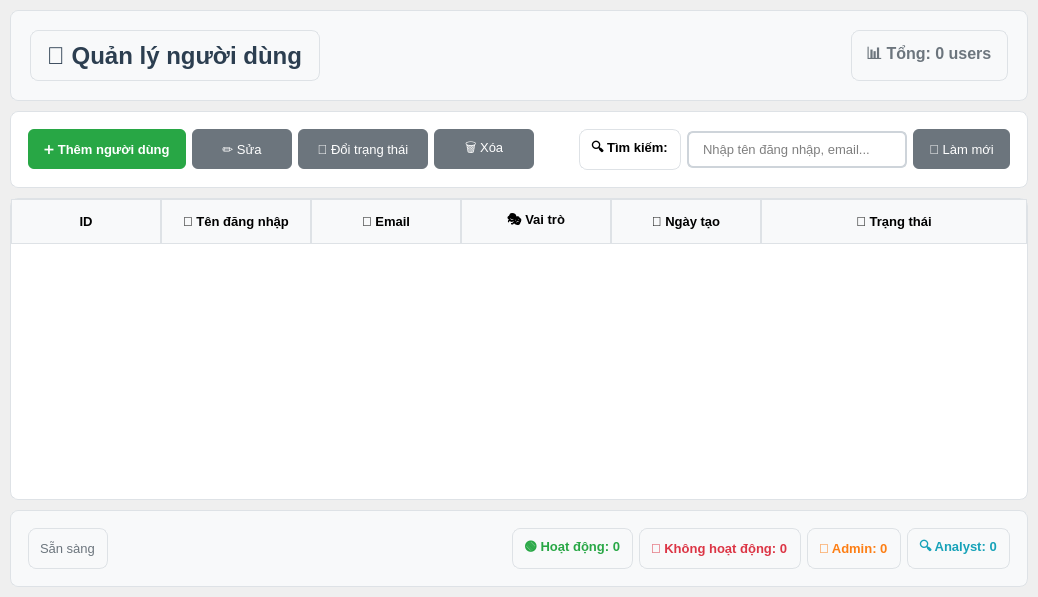
Above: views/pages/user_management.ui from Tlinhk/Windows_forensic before the change. Below: the same form after it.
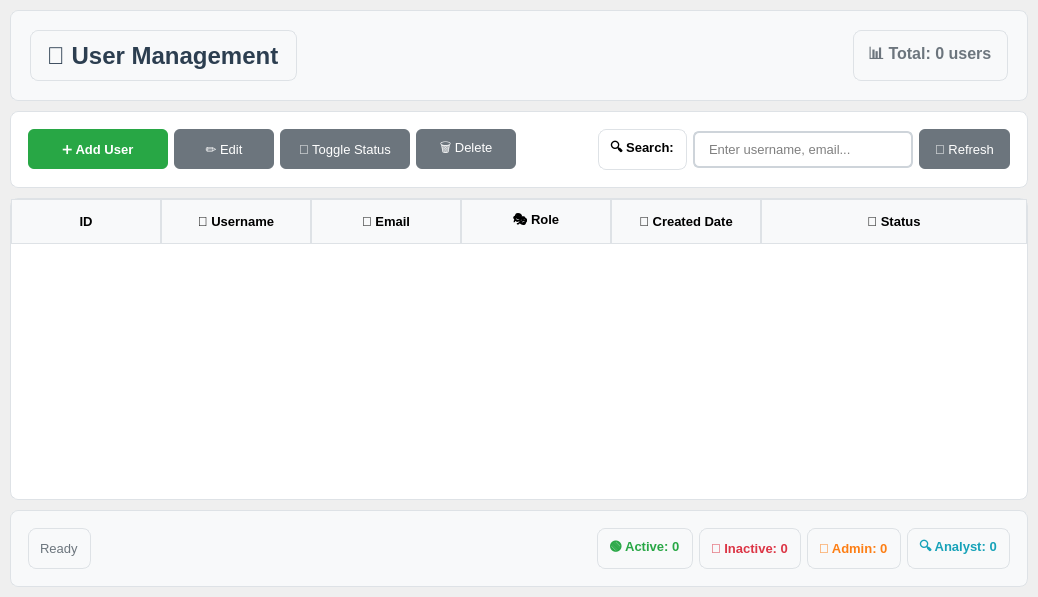
That is the form after the change.

Diff of the .ui file:
```diff
--- a/views/pages/user_management.ui
+++ b/views/pages/user_management.ui
@@ -61,7 +61,7 @@
          <string notr="true">color: #2c3e50;</string>
         </property>
         <property name="text">
-         <string>👥 Quản lý người dùng</string>
+         <string>👥 User Management</string>
         </property>
        </widget>
       </item>
@@ -91,7 +91,7 @@
          <string notr="true">color: #6c757d;</string>
         </property>
         <property name="text">
-         <string>📊 Tổng: 0 users</string>
+         <string>📊 Total: 0 users</string>
         </property>
        </widget>
       </item>
@@ -143,7 +143,7 @@
 }</string>
         </property>
         <property name="text">
-         <string>➕ Thêm người dùng</string>
+         <string>➕ Add User</string>
         </property>
        </widget>
       </item>
@@ -180,7 +180,7 @@
 }</string>
         </property>
         <property name="text">
-         <string>✏️ Sửa</string>
+         <string>✏️ Edit</string>
         </property>
        </widget>
       </item>
@@ -217,7 +217,7 @@
 }</string>
         </property>
         <property name="text">
-         <string>🔄 Đổi trạng thái</string>
+         <string>🔄 Toggle Status</string>
         </property>
        </widget>
       </item>
@@ -254,7 +254,7 @@
 }</string>
         </property>
         <property name="text">
-         <string>🗑️ Xóa</string>
+         <string>🗑️ Delete</string>
         </property>
        </widget>
       </item>
@@ -281,7 +281,7 @@
          </font>
         </property>
         <property name="text">
-         <string>🔍 Tìm kiếm:</string>
+         <string>🔍 Search:</string>
         </property>
        </widget>
       </item>
@@ -311,7 +311,7 @@
 }</string>
         </property>
         <property name="placeholderText">
-         <string>Nhập tên đăng nhập, email...</string>
+         <string>Enter username, email...</string>
         </property>
        </widget>
       </item>
@@ -341,7 +341,7 @@
 }</string>
         </property>
         <property name="text">
-         <string>🔄 Làm mới</string>
+         <string>🔄 Refresh</string>
         </property>
        </widget>
       </item>
@@ -400,7 +400,7 @@
      </column>
      <column>
       <property name="text">
-       <string>👤 Tên đăng nhập</string>
+       <string>👤 Username</string>
       </property>
      </column>
      <column>
@@ -410,17 +410,17 @@
      </column>
      <column>
       <property name="text">
-       <string>🎭 Vai trò</string>
+       <string>🎭 Role</string>
       </property>
      </column>
      <column>
       <property name="text">
-       <string>📅 Ngày tạo</string>
+       <string>📅 Created Date</string>
       </property>
      </column>
      <column>
       <property name="text">
-       <string>🔘 Trạng thái</string>
+       <string>🔘 Status</string>
       </property>
      </column>
     </widget>
@@ -450,7 +450,7 @@
          <string notr="true">color: #6c757d;</string>
         </property>
         <property name="text">
-         <string>Sẵn sàng</string>
+         <string>Ready</string>
         </property>
        </widget>
       </item>
@@ -480,7 +480,7 @@
          <string notr="true">color: #28a745;</string>
         </property>
         <property name="text">
-         <string>🟢 Hoạt động: 0</string>
+         <string>🟢 Active: 0</string>
         </property>
        </widget>
       </item>
@@ -497,7 +497,7 @@
          <string notr="true">color: #dc3545;</string>
         </property>
         <property name="text">
-         <string>🔴 Không hoạt động: 0</string>
+         <string>🔴 Inactive: 0</string>
         </property>
        </widget>
       </item>
```
Left out of the diff: 2 changed lines with no effect on the pictures.
